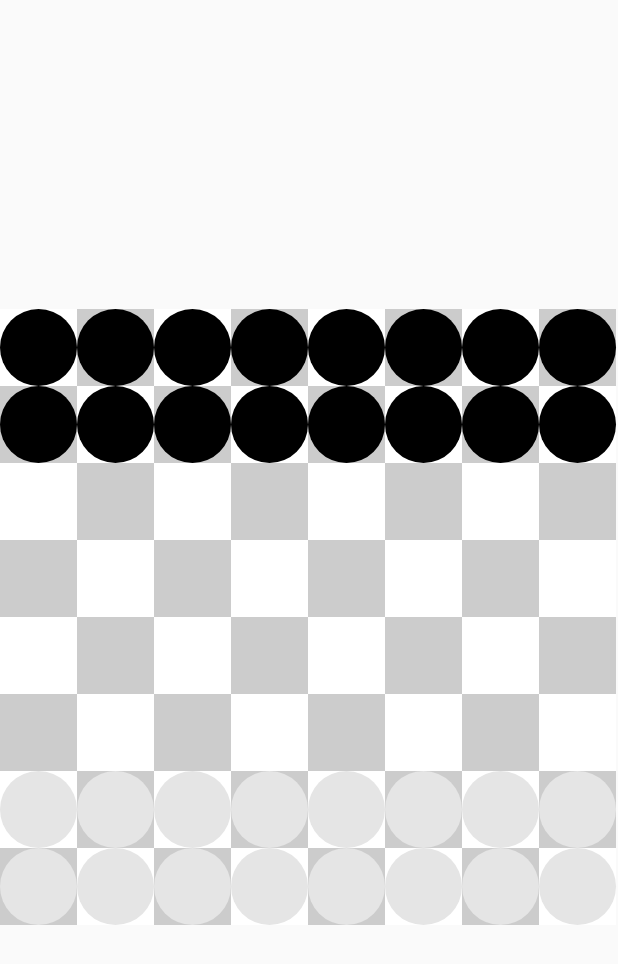
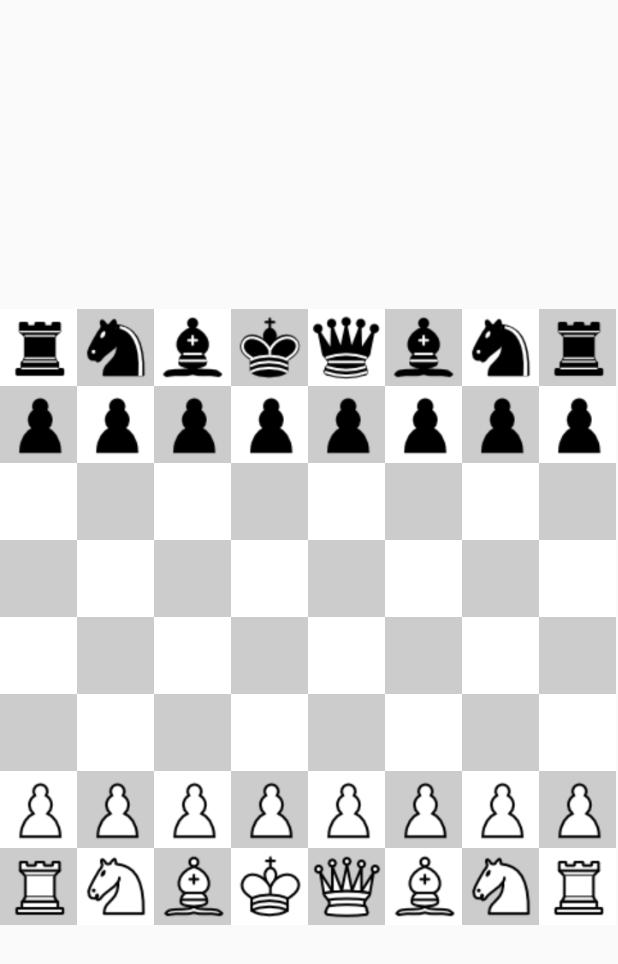
Before and after one commit to NCH97/chessGameNCHdeployapp, an Android app: the layout activity_main.xml on its own in the app's theme, with its tools: preview values and no code run, on a phone screen of 412 x 824 dp. Shown: the top 964 px of the screen. Run offline under Robolectric (Android 15) with nearby library versions, the phone set to English and light mode, and no system bars.

```diff
--- a/app/build.gradle
+++ b/app/build.gradle
@@ -30,7 +30,7 @@ dependencies {
     implementation 'androidx.core:core-ktx:1.3.2'
     implementation 'androidx.appcompat:appcompat:1.2.0'
     implementation 'androidx.constraintlayout:constraintlayout:2.0.4'
-    testImplementation 'junit:junit:4.12'
+    testImplementation 'junit:junit:4.13.1'
     androidTestImplementation 'androidx.test.ext:junit:1.1.2'
     androidTestImplementation 'androidx.test.espresso:espresso-core:3.3.0'
 
--- a/app/src/main/java/com/eg/android/view/customviews/ChessboardView.kt
+++ b/app/src/main/java/com/eg/android/view/customviews/ChessboardView.kt
@@ -69,39 +69,40 @@ class ChessboardView(context: Context, attrs: AttributeSet): View(context, attrs
 
     // Drawable resources for pieces
     private val drawableWhitePieces: MutableMap<Int, Drawable?> = mutableMapOf(
-        -1 to AppCompatResources.getDrawable(context, R.drawable.circle_white),
-        -2 to AppCompatResources.getDrawable(context, R.drawable.circle_white),
-        -3 to AppCompatResources.getDrawable(context, R.drawable.circle_white),
-        -4 to AppCompatResources.getDrawable(context, R.drawable.circle_white),
-        -5 to AppCompatResources.getDrawable(context, R.drawable.circle_white),
-        -6 to AppCompatResources.getDrawable(context, R.drawable.circle_white),
-        -7 to AppCompatResources.getDrawable(context, R.drawable.circle_white),
-        -8 to AppCompatResources.getDrawable(context, R.drawable.circle_white),
-        -9 to AppCompatResources.getDrawable(context, R.drawable.circle_white),
-        -10 to AppCompatResources.getDrawable(context, R.drawable.circle_white),
-        -11 to AppCompatResources.getDrawable(context, R.drawable.circle_white),
-        -12 to AppCompatResources.getDrawable(context, R.drawable.circle_white),
-        -13 to AppCompatResources.getDrawable(context, R.drawable.circle_white),
-        -14 to AppCompatResources.getDrawable(context, R.drawable.circle_white),
-        -15 to AppCompatResources.getDrawable(context, R.drawable.circle_white),
-        -16 to AppCompatResources.getDrawable(context, R.drawable.circle_white))
+        -1 to AppCompatResources.getDrawable(context, R.drawable.chess_klt60),
+        -2 to AppCompatResources.getDrawable(context, R.drawable.chess_qlt60),
+        -3 to AppCompatResources.getDrawable(context, R.drawable.chess_rlt60),
+        -4 to AppCompatResources.getDrawable(context, R.drawable.chess_rlt60),
+        -5 to AppCompatResources.getDrawable(context, R.drawable.chess_nlt60),
+        -6 to AppCompatResources.getDrawable(context, R.drawable.chess_nlt60),
+        -7 to AppCompatResources.getDrawable(context, R.drawable.chess_blt60),
+        -8 to AppCompatResources.getDrawable(context, R.drawable.chess_blt60),
+        -9 to AppCompatResources.getDrawable(context, R.drawable.chess_plt60),
+        -10 to AppCompatResources.getDrawable(context, R.drawable.chess_plt60),
+        -11 to AppCompatResources.getDrawable(context, R.drawable.chess_plt60),
+        -12 to AppCompatResources.getDrawable(context, R.drawable.chess_plt60),
+        -13 to AppCompatResources.getDrawable(context, R.drawable.chess_plt60),
+        -14 to AppCompatResources.getDrawable(context, R.drawable.chess_plt60),
+        -15 to AppCompatResources.getDrawable(context, R.drawable.chess_plt60),
+        -16 to AppCompatResources.getDrawable(context, R.drawable.chess_plt60))
+
     private val drawableBlackPieces: MutableMap<Int, Drawable?> = mutableMapOf(
-        1 to AppCompatResources.getDrawable(context, R.drawable.circle),
-        2 to AppCompatResources.getDrawable(context, R.drawable.circle),
-        3 to AppCompatResources.getDrawable(context, R.drawable.circle),
-        4 to AppCompatResources.getDrawable(context, R.drawable.circle),
-        5 to AppCompatResources.getDrawable(context, R.drawable.circle),
-        6 to AppCompatResources.getDrawable(context, R.drawable.circle),
-        7 to AppCompatResources.getDrawable(context, R.drawable.circle),
-        8 to AppCompatResources.getDrawable(context, R.drawable.circle),
-        9 to AppCompatResources.getDrawable(context, R.drawable.circle),
-        10 to AppCompatResources.getDrawable(context, R.drawable.circle),
-        11 to AppCompatResources.getDrawable(context, R.drawable.circle),
-        12 to AppCompatResources.getDrawable(context, R.drawable.circle),
-        13 to AppCompatResources.getDrawable(context, R.drawable.circle),
-        14 to AppCompatResources.getDrawable(context, R.drawable.circle),
-        15 to AppCompatResources.getDrawable(context, R.drawable.circle),
-        16 to AppCompatResources.getDrawable(context, R.drawable.circle))
+        1 to AppCompatResources.getDrawable(context, R.drawable.chess_kdt60),
+        2 to AppCompatResources.getDrawable(context, R.drawable.chess_qdt60),
+        3 to AppCompatResources.getDrawable(context, R.drawable.chess_rdt60),
+        4 to AppCompatResources.getDrawable(context, R.drawable.chess_rdt60),
+        5 to AppCompatResources.getDrawable(context, R.drawable.chess_ndt60),
+        6 to AppCompatResources.getDrawable(context, R.drawable.chess_ndt60),
+        7 to AppCompatResources.getDrawable(context, R.drawable.chess_bdt60),
+        8 to AppCompatResources.getDrawable(context, R.drawable.chess_bdt60),
+        9 to AppCompatResources.getDrawable(context, R.drawable.chess_pdt60),
+        10 to AppCompatResources.getDrawable(context, R.drawable.chess_pdt60),
+        11 to AppCompatResources.getDrawable(context, R.drawable.chess_pdt60),
+        12 to AppCompatResources.getDrawable(context, R.drawable.chess_pdt60),
+        13 to AppCompatResources.getDrawable(context, R.drawable.chess_pdt60),
+        14 to AppCompatResources.getDrawable(context, R.drawable.chess_pdt60),
+        15 to AppCompatResources.getDrawable(context, R.drawable.chess_pdt60),
+        16 to AppCompatResources.getDrawable(context, R.drawable.chess_pdt60))
 
     init {
         // Get access to attributes defined in xml
--- a/build.gradle
+++ b/build.gradle
@@ -1,12 +1,13 @@
 // Top-level build file where you can add configuration options common to all sub-projects/modules.
 buildscript {
-    ext.kotlin_version = "1.4.0"
+    ext.kotlin_version = "1.4.10"
     repositories {
+        mavenCentral()
         google()
         jcenter()
     }
     dependencies {
-        classpath "com.android.tools.build:gradle:4.0.1"
+        classpath 'com.android.tools.build:gradle:4.1.1'
         classpath "org.jetbrains.kotlin:kotlin-gradle-plugin:$kotlin_version"
 
         // NOTE: Do not place your application dependencies here; they belong
```
Also changed, not shown: app/src/main/res/drawable/chess_bdt60.png (added), app/src/main/res/drawable/chess_blt60.png (added), app/src/main/res/drawable/chess_kdt60.png (added), app/src/main/res/drawable/chess_klt60.png (added), app/src/main/res/drawable/chess_ndt60.png (added), app/src/main/res/drawable/chess_nlt60.png (added), app/src/main/res/drawable/chess_pdt60.png (added), app/src/main/res/drawable/chess_plt60.png (added), app/src/main/res/drawable/chess_qdt60.png (added), app/src/main/res/drawable/chess_qlt60.png (added), app/src/main/res/drawable/chess_rdt60.png (added), app/src/main/res/drawable/chess_rlt60.png (added), gradle/wrapper/gradle-wrapper.properties.
